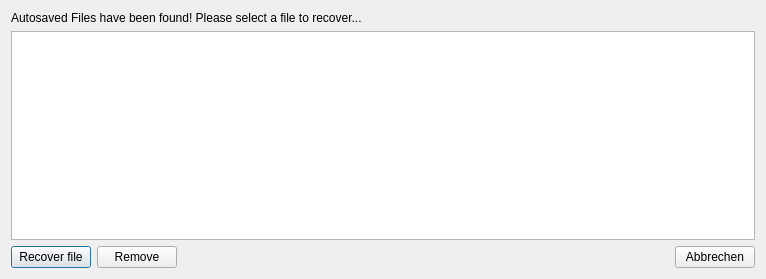
This is SIM-VICUS/src/SVAutoSaveDialog.ui in ghorwin/SIM-VICUS as Qt 5 draws it before an edit. The edited form follows.
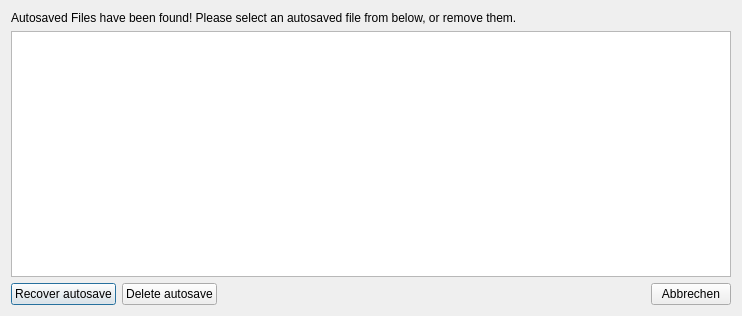
This is the edited form. Icons and pictures are not drawn.

Commit message: Updated auto-save dialog

The edit to the form file:
```diff
--- a/SIM-VICUS/src/SVAutoSaveDialog.ui
+++ b/SIM-VICUS/src/SVAutoSaveDialog.ui
@@ -6,8 +6,8 @@
    <rect>
     <x>0</x>
     <y>0</y>
-    <width>766</width>
-    <height>279</height>
+    <width>742</width>
+    <height>316</height>
    </rect>
   </property>
   <property name="windowTitle">
@@ -17,7 +17,7 @@
    <item>
     <widget class="QLabel" name="label">
      <property name="text">
-      <string>Autosaved Files have been found! Please select a file to recover...</string>
+      <string>Autosaved Files have been found! Please select an autosaved file from below, or remove them.</string>
      </property>
     </widget>
    </item>
@@ -29,14 +29,22 @@
      <item>
       <widget class="QPushButton" name="pushButtonRecoverFile">
        <property name="text">
-        <string>Recover file</string>
+        <string>Recover autosave</string>
+       </property>
+       <property name="icon">
+        <iconset resource="../resources/SIM-VICUS.qrc">
+         <normaloff>:/gfx/actions/24x24/reload.png</normaloff>:/gfx/actions/24x24/reload.png</iconset>
        </property>
       </widget>
      </item>
      <item>
       <widget class="QPushButton" name="pushButtonRemoveAutoSave">
        <property name="text">
-        <string>Remove</string>
+        <string>Delete autosave</string>
+       </property>
+       <property name="icon">
+        <iconset resource="../resources/SIM-VICUS.qrc">
+         <normaloff>:/gfx/actions/24x24/minus.png</normaloff>:/gfx/actions/24x24/minus.png</iconset>
        </property>
       </widget>
      </item>
```
Left out of the diff: 4 changed lines with no effect on the pictures. The commit also changes 1 other file.
